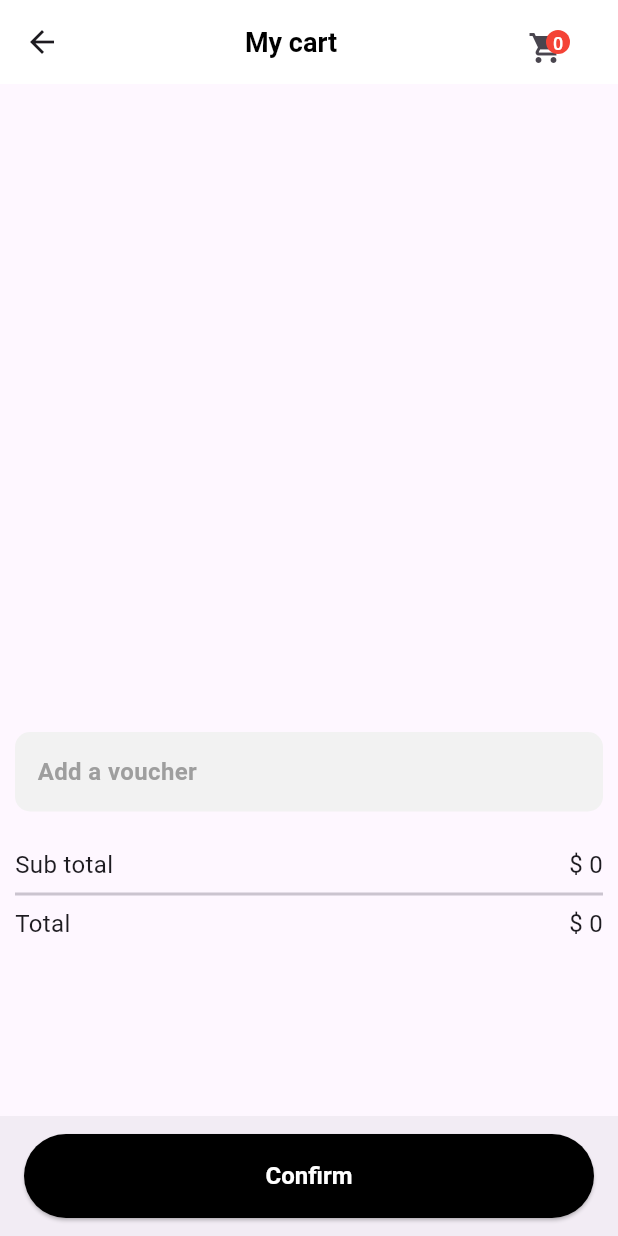
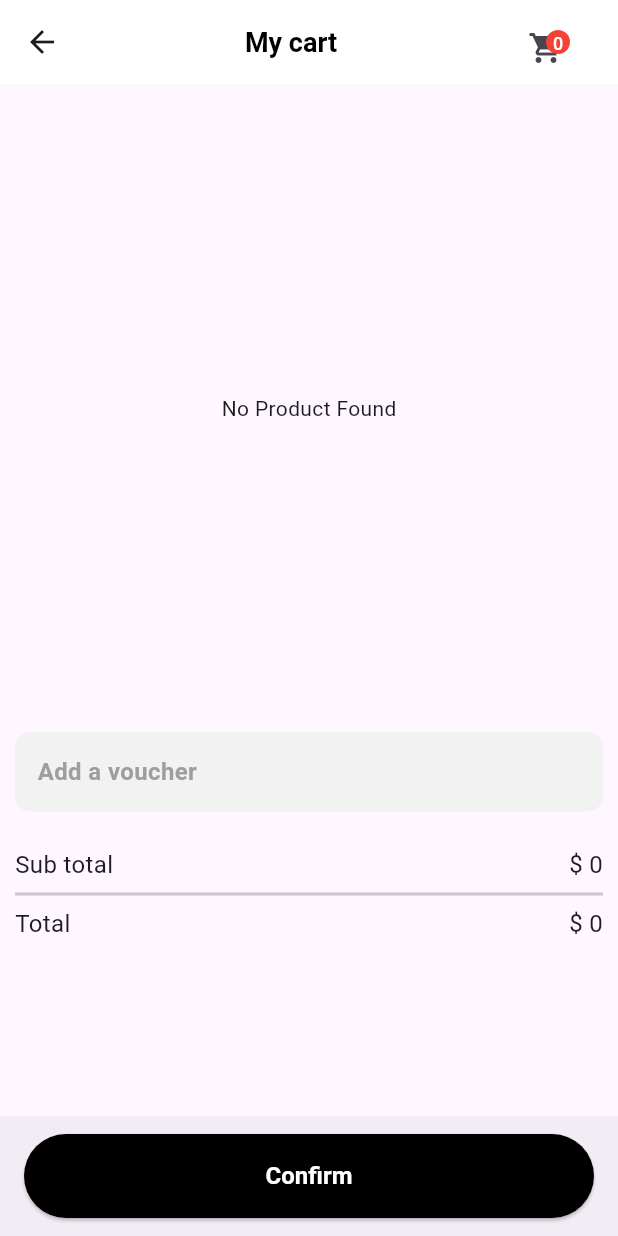
Before and after one commit to kakon007/flutter_ecommerce, a Flutter app: the CartPageView screen opened directly, on a phone screen of 412 x 824 dp. Run offline on Flutter 3.47's test engine with Material 3 defaults, Android fonts, the phone set to English and light mode, and no system bars; our stand-ins replace carousel_slider, flutter_rating_bar, get, hive, hive_flutter; accounts and stored records are empty; network calls fail.

Commit message:
No product Found Added

```diff
--- a/lib/view/cart_page/widgets/cart_list_view.dart
+++ b/lib/view/cart_page/widgets/cart_list_view.dart
@@ -81,7 +81,9 @@ class _CartListViewState extends State<CartListView> {
           valueListenable: Boxes.getData().listenable(),
           builder: (context, box, _) {
             final data = box.values.toList().cast<Product>();
-            return ListView.builder(
+            return data.isEmpty
+                ? const Center(child: Text('No Product Found'))
+                : ListView.builder(
                     scrollDirection: Axis.vertical,
                     shrinkWrap: true,
                     itemBuilder: (c, i) => Padding(
@@ -113,7 +115,8 @@ class _CartListViewState extends State<CartListView> {
                                 ),
                                 Expanded(
                                   child: Column(
-                              crossAxisAlignment: CrossAxisAlignment.start,
+                                    crossAxisAlignment:
+                                        CrossAxisAlignment.start,
                                     children: [
                                       Text(
                                         data[i].title,
@@ -138,7 +141,8 @@ class _CartListViewState extends State<CartListView> {
                                     InkWell(
                                       onTap: () {
                                         // box.deleteAt(i);
-                                  _calculateTotalPrice(excludedProductId: i);
+                                        _calculateTotalPrice(
+                                            excludedProductId: i);
                                         _controllerPd.voucherDiscount.value = 0;
                                         _controllerPd
                                             .calculateSubAndQantityTotalPrice();
@@ -159,8 +163,8 @@ class _CartListViewState extends State<CartListView> {
                                           },
                                           child: Container(
                                               decoration: BoxDecoration(
-                                            border:
-                                                Border.all(color: Colors.black),
+                                                  border: Border.all(
+                                                      color: Colors.black),
                                                   borderRadius:
                                                       BorderRadius.circular(8)),
                                               child: const Icon(
@@ -184,8 +188,8 @@ class _CartListViewState extends State<CartListView> {
                                           },
                                           child: Container(
                                               decoration: BoxDecoration(
-                                            border:
-                                                Border.all(color: Colors.black),
+                                                  border: Border.all(
+                                                      color: Colors.black),
                                                   borderRadius:
                                                       BorderRadius.circular(8)),
                                               child: const Icon(
```
Lines whose indentation alone changed are shown as unchanged.
